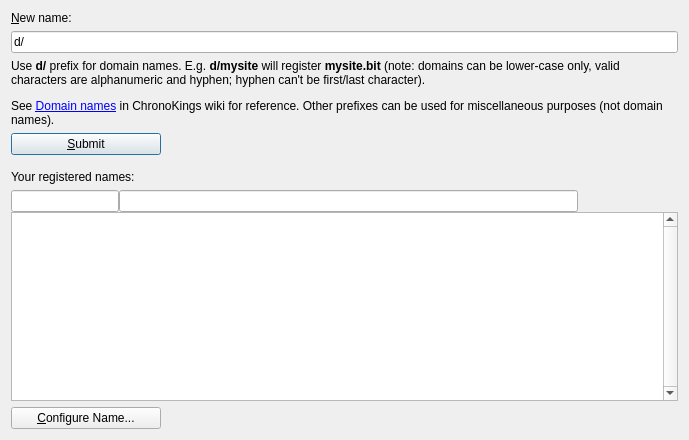
Old version of the form src/qt/forms/managenamespage.ui in the repository chronokings/huntercoin.
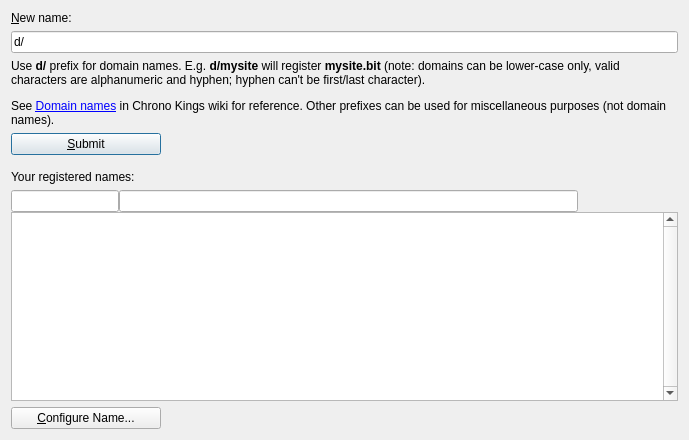
New version of the form. Icons and pictures are not drawn. Custom widgets are drawn as their Qt base class.

What changed in the file:
```diff
--- a/src/qt/forms/managenamespage.ui
+++ b/src/qt/forms/managenamespage.ui
@@ -60,7 +60,7 @@
         </sizepolicy>
        </property>
        <property name="text">
-        <string>&lt;html&gt;&lt;head/&gt;&lt;body&gt;&lt;p&gt;Use &lt;span style=&quot; font-weight:600;&quot;&gt;d/&lt;/span&gt; prefix for domain names. E.g. &lt;span style=&quot; font-weight:600;&quot;&gt;d/mysite&lt;/span&gt; will register &lt;span style=&quot; font-weight:600;&quot;&gt;mysite.bit&lt;/span&gt; (note: domains can be lower-case only, valid characters are alphanumeric and hyphen; hyphen can't be first/last character).&lt;/p&gt;&lt;p&gt;See &lt;a href=&quot;http://dot-bit.org/Namespace:Domain_names&quot;&gt;&lt;span style=&quot; text-decoration: underline; color:#0000ff;&quot;&gt;Domain names&lt;/span&gt;&lt;/a&gt; in ChronoKings wiki for reference. Other prefixes can be used for miscellaneous purposes (not domain names).&lt;/p&gt;&lt;/body&gt;&lt;/html&gt;</string>
+        <string>&lt;html&gt;&lt;head/&gt;&lt;body&gt;&lt;p&gt;Use &lt;span style=&quot; font-weight:600;&quot;&gt;d/&lt;/span&gt; prefix for domain names. E.g. &lt;span style=&quot; font-weight:600;&quot;&gt;d/mysite&lt;/span&gt; will register &lt;span style=&quot; font-weight:600;&quot;&gt;mysite.bit&lt;/span&gt; (note: domains can be lower-case only, valid characters are alphanumeric and hyphen; hyphen can't be first/last character).&lt;/p&gt;&lt;p&gt;See &lt;a href=&quot;http://dot-bit.org/Namespace:Domain_names&quot;&gt;&lt;span style=&quot; text-decoration: underline; color:#0000ff;&quot;&gt;Domain names&lt;/span&gt;&lt;/a&gt; in Chrono Kings wiki for reference. Other prefixes can be used for miscellaneous purposes (not domain names).&lt;/p&gt;&lt;/body&gt;&lt;/html&gt;</string>
        </property>
        <property name="textFormat">
         <enum>Qt::RichText</enum>
```
Left out of the diff: 2 changed lines with no effect on the pictures.
